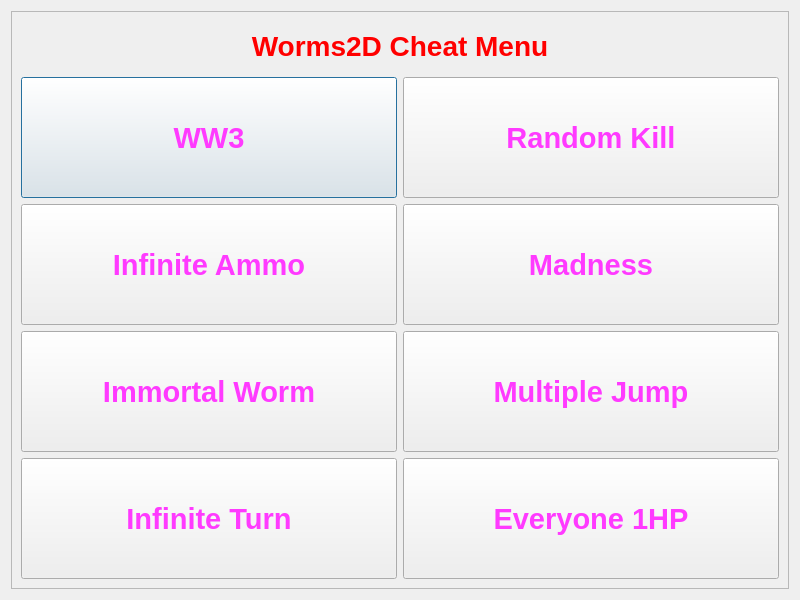
JM-Pascual/TPG-Taller-Worms2D, file client/cheatmenu.ui: the form before one commit.
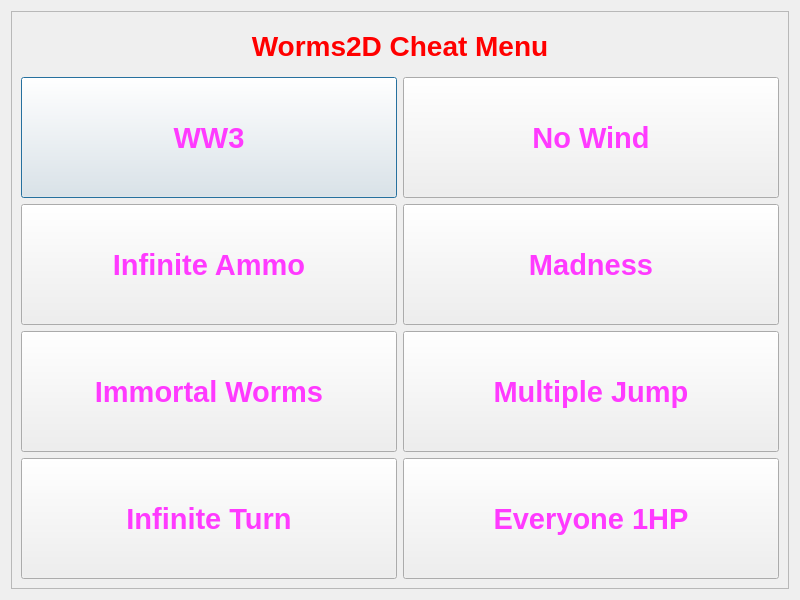
The form after the commit. Icons and pictures are not drawn.

```diff
--- a/client/cheatmenu.ui
+++ b/client/cheatmenu.ui
@@ -91,7 +91,7 @@
 color: rgb(255, 58, 255)</string>
             </property>
             <property name="text">
-             <string>Random Kill</string>
+             <string>No Wind</string>
             </property>
            </widget>
           </item>
@@ -168,7 +168,7 @@
 color: rgb(255, 58, 255)</string>
             </property>
             <property name="text">
-             <string>Immortal Worm</string>
+             <string>Immortal Worms</string>
             </property>
            </widget>
           </item>
```
Left out of the diff: 2 changed lines with no effect on the pictures.
